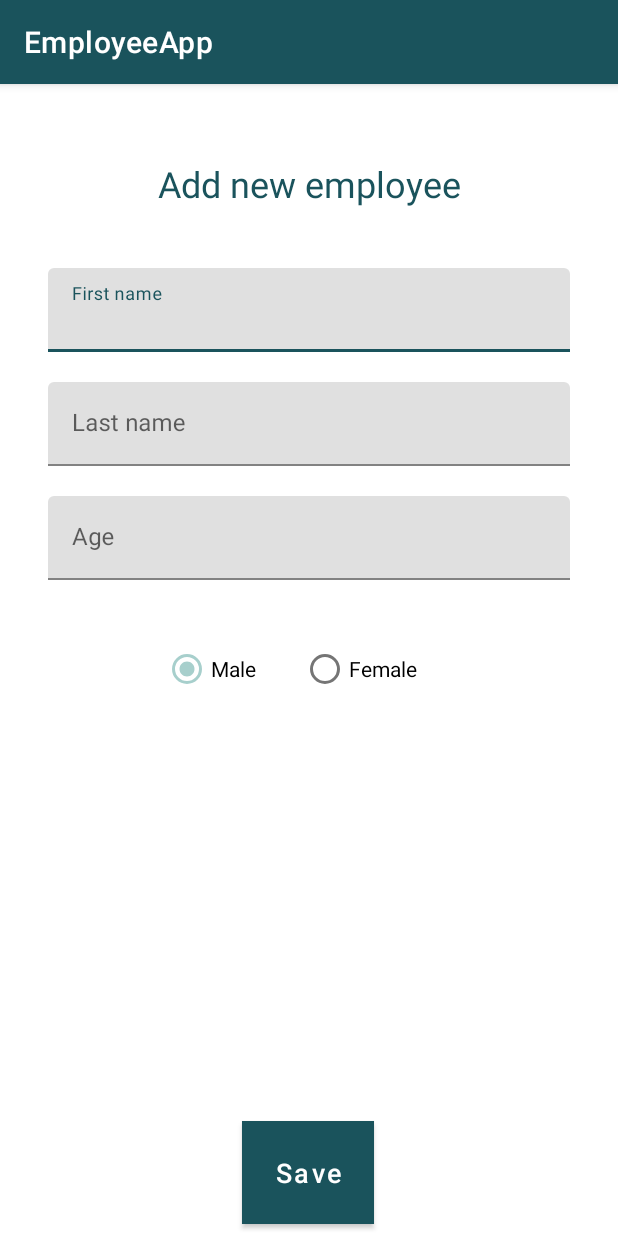
After one commit to Queue2109/employeeAppAS, an Android app: the EditEmployeeActivity screen opened directly, with no data from a screen before it, on a phone screen of 412 x 824 dp. The commit adds this screen. Run offline under Robolectric (Android 15) with nearby library versions, the phone set to English and light mode, and no system bars.

Commit message:
Edit/save employee done, database implemented

```diff
--- a/EmployeeApp/app/src/main/AndroidManifest.xml
+++ b/EmployeeApp/app/src/main/AndroidManifest.xml
@@ -26,6 +26,10 @@
             </intent-filter>
 
         </activity>
+        <activity
+            android:name=".EditEmployeeActivity"
+            android:exported="true">
+        </activity>
     </application>
 
 
--- /dev/null
+++ b/EmployeeApp/app/src/main/java/com/example/employeeapp/EditEmployeeActivity.kt
@@ -0,0 +1,80 @@
+package com.example.employeeapp
+
+import android.content.Intent
+import android.os.Bundle
+import android.util.Log
+import android.widget.Button
+import android.widget.RadioGroup
+import android.widget.TextView
+import androidx.appcompat.app.AppCompatActivity
+import com.example.employeeapp.database.Database
+import com.google.android.material.textfield.TextInputEditText
+
+class EditEmployeeActivity: AppCompatActivity() {
+
+
+    private lateinit var firstNameEditText: TextInputEditText
+    private lateinit var lastNameEditText: TextInputEditText
+    private lateinit var ageEditText: TextInputEditText
+    private lateinit var header: TextView
+    private lateinit var radioGroupGender: RadioGroup
+    private var employeeId: Int? = null
+    private lateinit var databaseHelper: Database
+    private var editing : Boolean = false
+
+    override fun onCreate(savedInstanceState: Bundle?) {
+        super.onCreate(savedInstanceState)
+        setContentView(R.layout.activity_edit_employee)
+        databaseHelper = Database(this)
+        firstNameEditText = findViewById(R.id.first_name_input)
+        lastNameEditText = findViewById(R.id.last_name_input)
+        ageEditText = findViewById(R.id.age_input)
+        radioGroupGender = findViewById(R.id.radio_group_gender)
+        header = findViewById(R.id.textViewHeader)
+
+        // Determine if editing or adding new
+        employeeId = intent?.getIntExtra("EMPLOYEE_ID", -1)
+        if (employeeId != null && employeeId != -1) {
+            // Load employee data for editing
+            editing = true
+            loadEmployeeData(employeeId!!)
+            header.setText(R.string.edit_employee)
+        } else {
+            header.setText(R.string.add_employee)
+        }
+
+        findViewById<Button>(R.id.saveButton).setOnClickListener {
+            saveEmployee()
+        }
+    }
+
+    private fun loadEmployeeData(id: Int) {
+        val employee = databaseHelper.getEmployeeById(id)
+        Log.e("Employee", employee.toString())
+        if(employee != null) {
+            firstNameEditText.setText(employee.firstName)
+            lastNameEditText.setText(employee.lastName)
+            ageEditText.setText(employee.age.toString())
+        }
+    }
+
+    private fun saveEmployee() {
+        // Code to either update the existing employee or add a new one
+        val selectedGenderId = radioGroupGender.checkedRadioButtonId
+        val gender = if (selectedGenderId == R.id.radio_button_male) "M" else "F"
+        val employeeToSaveOrEdit = Employee(employeeId ?: 0, firstNameEditText.text.toString(), lastNameEditText.text.toString(), ageEditText.text.toString().toInt(), gender)
+        Log.e("EmployeeToSave", employeeToSaveOrEdit.toString())
+        if (editing) {
+            Log.e("Editing", employeeId.toString())
+            databaseHelper.updateEmployee(employeeToSaveOrEdit)
+        } else {
+            databaseHelper.addEmployee(employeeToSaveOrEdit)
+        }
+//        navigate to homepage
+        val intent = Intent(this, MainActivity::class.java)
+        startActivity(intent)
+    }
+
+
+
+}
--- a/EmployeeApp/app/src/main/java/com/example/employeeapp/Employee.kt
+++ b/EmployeeApp/app/src/main/java/com/example/employeeapp/Employee.kt
@@ -1,3 +1,3 @@
 package com.example.employeeapp
 
-data class Employee(var first_name : String, var last_name: String, var age: Int, var gender: String)
+data class Employee(var id: Int, var firstName : String, var lastName: String, var age: Int, var gender: String)
--- /dev/null
+++ b/EmployeeApp/app/src/main/res/layout/activity_edit_employee.xml
@@ -0,0 +1,126 @@
+<?xml version="1.0" encoding="utf-8"?>
+<androidx.constraintlayout.widget.ConstraintLayout xmlns:android="http://schemas.android.com/apk/res/android"
+    xmlns:app="http://schemas.android.com/apk/res-auto"
+    xmlns:tools="http://schemas.android.com/tools"
+    android:layout_width="match_parent"
+    android:layout_height="match_parent"
+    tools:context=".EditEmployeeActivity">
+
+    <TextView
+        android:id="@+id/textViewHeader"
+        android:layout_width="wrap_content"
+        android:layout_height="wrap_content"
+        android:text="@string/edit_employee"
+        android:textSize="24sp"
+        android:textColor="@color/dark_blue"
+        app:layout_constraintEnd_toEndOf="parent"
+        app:layout_constraintStart_toStartOf="parent"
+        app:layout_constraintTop_toTopOf="parent"
+        app:layout_constraintBottom_toTopOf="@id/textInputLayoutFirstName"
+        android:layout_marginTop="50sp"
+        android:layout_marginBottom="40sp"/>
+
+    <com.google.android.material.textfield.TextInputLayout
+        android:id="@+id/textInputLayoutFirstName"
+        android:layout_width="0dp"
+        android:layout_height="wrap_content"
+        android:layout_marginStart="32dp"
+        android:layout_marginEnd="32dp"
+        android:layout_marginBottom="20sp"
+        app:layout_constraintTop_toBottomOf="@+id/textViewHeader"
+        app:layout_constraintBottom_toTopOf="@id/textInputLayoutLastName"
+        app:layout_constraintStart_toStartOf="parent"
+        app:layout_constraintEnd_toEndOf="parent">
+
+        <com.google.android.material.textfield.TextInputEditText
+            android:id="@+id/first_name_input"
+            android:layout_width="match_parent"
+            android:layout_height="wrap_content"
+            android:hint="@string/first_name" />
+    </com.google.android.material.textfield.TextInputLayout>
+
+    <com.google.android.material.textfield.TextInputLayout
+        android:id="@+id/textInputLayoutLastName"
+        android:layout_width="0dp"
+        android:layout_height="wrap_content"
+        android:layout_marginStart="32dp"
+        android:layout_marginEnd="32dp"
+        android:layout_marginBottom="20sp"
+        app:layout_constraintTop_toBottomOf="@+id/textInputLayoutFirstName"
+        app:layout_constraintBottom_toTopOf="@id/textInputLayoutAge"
+        android:textAlignment="center"
+        app:layout_constraintStart_toStartOf="parent"
+        app:layout_constraintEnd_toEndOf="parent">
+
+        <com.google.android.material.textfield.TextInputEditText
+            android:id="@+id/last_name_input"
+            android:layout_width="match_parent"
+            android:layout_height="wrap_content"
+            android:hint="@string/last_name" />
+    </com.google.android.material.textfield.TextInputLayout>
+
+    <com.google.android.material.textfield.TextInputLayout
+        android:id="@+id/textInputLayoutAge"
+        android:layout_width="0dp"
+        android:layout_height="wrap_content"
+        android:layout_marginStart="32dp"
+        android:layout_marginEnd="32dp"
+        android:layout_marginBottom="20sp"
+        android:layout_marginTop="20sp"
+        app:layout_constraintEnd_toEndOf="parent"
+        app:layout_constraintStart_toStartOf="parent"
+        app:layout_constraintTop_toBottomOf="@+id/textInputLayoutLastName">
+
+        <com.google.android.material.textfield.TextInputEditText
+            android:id="@+id/age_input"
+            android:layout_width="match_parent"
+            android:layout_height="wrap_content"
+            android:hint="@string/age"
+            android:inputType="number" />
+    </com.google.android.material.textfield.TextInputLayout>
+
+    <RadioGroup
+        android:id="@+id/radio_group_gender"
+        android:layout_width="0dp"
+        android:layout_height="wrap_content"
+        android:layout_margin="35dp"
+        android:layout_marginTop="116dp"
+        android:orientation="horizontal"
+        app:layout_constraintHorizontal_bias="0.542"
+        app:layout_constraintWidth_percent="0.5"
+        app:layout_constraintLeft_toLeftOf="parent"
+        app:layout_constraintRight_toRightOf="parent"
+        app:layout_constraintTop_toBottomOf="@id/textInputLayoutAge">
+
+        <RadioButton
+            android:id="@+id/radio_button_male"
+            android:checked="true"
+            android:layout_width="wrap_content"
+            android:layout_height="wrap_content"
+            android:layout_marginEnd="30sp"
+            android:text="@string/male"
+            app:layout_constraintLeft_toLeftOf="parent"
+            app:layout_constraintTop_toTopOf="parent" />
+
+        <RadioButton
+            android:id="@+id/radio_button_female"
+            android:layout_width="wrap_content"
+            android:layout_height="wrap_content"
+            android:text="@string/female"
+            app:layout_constraintRight_toRightOf="parent"
+            app:layout_constraintTop_toTopOf="parent" />
+    </RadioGroup>
+
+    <Button
+        android:id="@+id/saveButton"
+        style="@style/CustomButtonStyle"
+        android:layout_width="wrap_content"
+        android:layout_height="wrap_content"
+        android:layout_marginBottom="28dp"
+        android:text="@string/save"
+        app:layout_constraintBottom_toBottomOf="parent"
+        app:layout_constraintEnd_toEndOf="parent"
+        app:layout_constraintHorizontal_bias="0.498"
+        app:layout_constraintStart_toStartOf="parent" />
+
+</androidx.constraintlayout.widget.ConstraintLayout>
--- a/EmployeeApp/app/src/main/res/values/colors.xml
+++ b/EmployeeApp/app/src/main/res/values/colors.xml
@@ -5,6 +5,12 @@
     <color name="purple_700">#FF3700B3</color>
     <color name="teal_200">#FF03DAC5</color>
     <color name="teal_700">#FF018786</color>
+    // colors used in an app
+    <color name="light_blue">#a7cfcc</color>
+    <color name="dark_blue">#1A535C</color>
+    <color name="light_beige">#f7faf7</color>
+    <color name="sweet_red">#FF6B6B</color>
+    <color name="yellow">#FFE66D</color>
     <color name="black">#FF000000</color>
     <color name="white">#FFFFFFFF</color>
 </resources>
--- a/EmployeeApp/app/src/main/res/values/strings.xml
+++ b/EmployeeApp/app/src/main/res/values/strings.xml
@@ -1,3 +1,14 @@
 <resources>
     <string name="app_name">EmployeeApp</string>
+    <string name="list_of_employees">List of employees</string>
+    <string name="edit_employee">Edit your employee</string>
+    <string name="add_employee">Add new employee</string>
+    <string name="first_name">First name</string>
+    <string name="last_name">Last name</string>
+    <string name="age">Age</string>
+    <string name="male">Male</string>
+    <string name="female">Female</string>
+    <string name="save">Save</string>
+    <string name="statistics">Statistics</string>
+    <string name="add_new_employee">Add new employee</string>
 </resources>
--- /dev/null
+++ b/EmployeeApp/app/src/main/res/values/styles.xml
@@ -0,0 +1,18 @@
+<?xml version="1.0" encoding="utf-8"?>
+<resources>
+    <style name="CustomButtonStyle" parent="Widget.MaterialComponents.Button">
+        <item name="android:textSize">18sp</item>
+        <item name="android:textColor">@color/white</item>
+        <item name="android:background">@color/dark_blue</item>
+        <item name="android:paddingBottom">16dp</item>
+        <item name="android:paddingTop">16dp</item>
+        <item name="android:paddingStart">8dp</item>
+        <item name="android:paddingEnd">8dp</item>
+        <item name="android:textAllCaps">false</item>
+        <item name="android:radius">8dp</item>
+        <item name="android:gravity">center</item>
+        <item name="android:layout_margin">8dp</item>
+
+    </style>
+
+</resources>
--- a/EmployeeApp/app/src/main/res/values/themes.xml
+++ b/EmployeeApp/app/src/main/res/values/themes.xml
@@ -2,12 +2,12 @@
     <!-- Base application theme. -->
     <style name="Theme.EmployeeApp" parent="Theme.MaterialComponents.DayNight.DarkActionBar">
         <!-- Primary brand color. -->
-        <item name="colorPrimary">@color/purple_500</item>
-        <item name="colorPrimaryVariant">@color/purple_700</item>
+        <item name="colorPrimary">@color/dark_blue</item>
+        <item name="colorPrimaryVariant">@color/dark_blue</item>
         <item name="colorOnPrimary">@color/white</item>
         <!-- Secondary brand color. -->
-        <item name="colorSecondary">@color/teal_200</item>
-        <item name="colorSecondaryVariant">@color/teal_700</item>
+        <item name="colorSecondary">@color/light_blue</item>
+        <item name="colorSecondaryVariant">@color/light_blue</item>
         <item name="colorOnSecondary">@color/black</item>
         <!-- Status bar color. -->
         <item name="android:statusBarColor">?attr/colorPrimaryVariant</item>
```
Also changed, not shown: EmployeeApp/app/src/main/java/com/example/employeeapp/EmployeeListAdapter.kt (+23 -14 lines), EmployeeApp/app/src/main/java/com/example/employeeapp/MainActivity.kt (+17 -8 lines), EmployeeApp/app/src/main/java/com/example/employeeapp/database/Database.kt (added, +148 -0 lines), EmployeeApp/app/src/main/res/layout/activity_main.xml (+29 -4 lines), EmployeeApp/app/src/main/res/drawable/plus.png (added), EmployeeApp/app/src/main/res/drawable/statistics.png (added).
